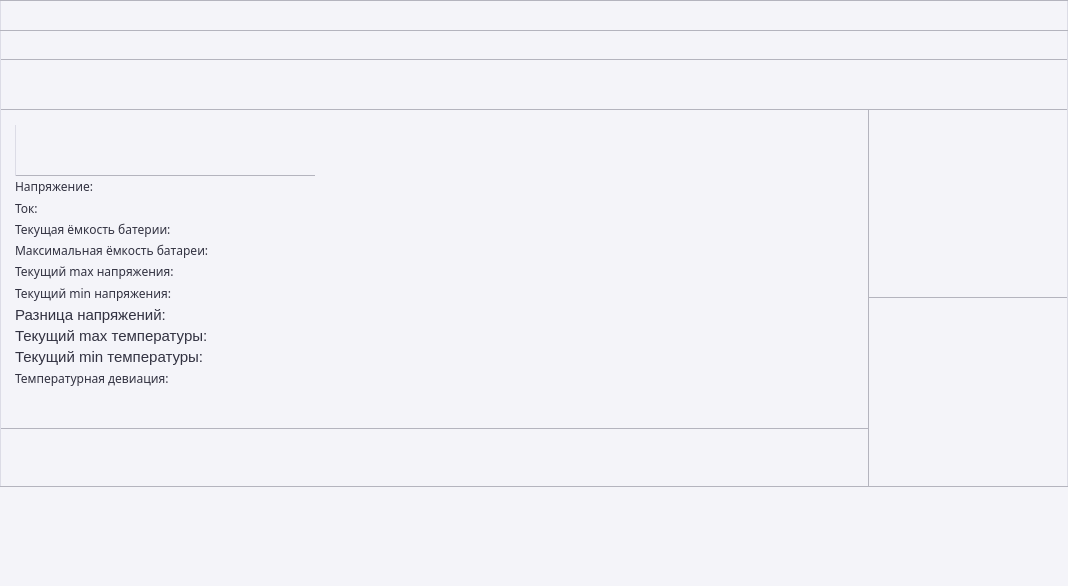
Above: mainwindow.ui from egornovichkov/BatteryStudio before the change. Below: the same form after it.
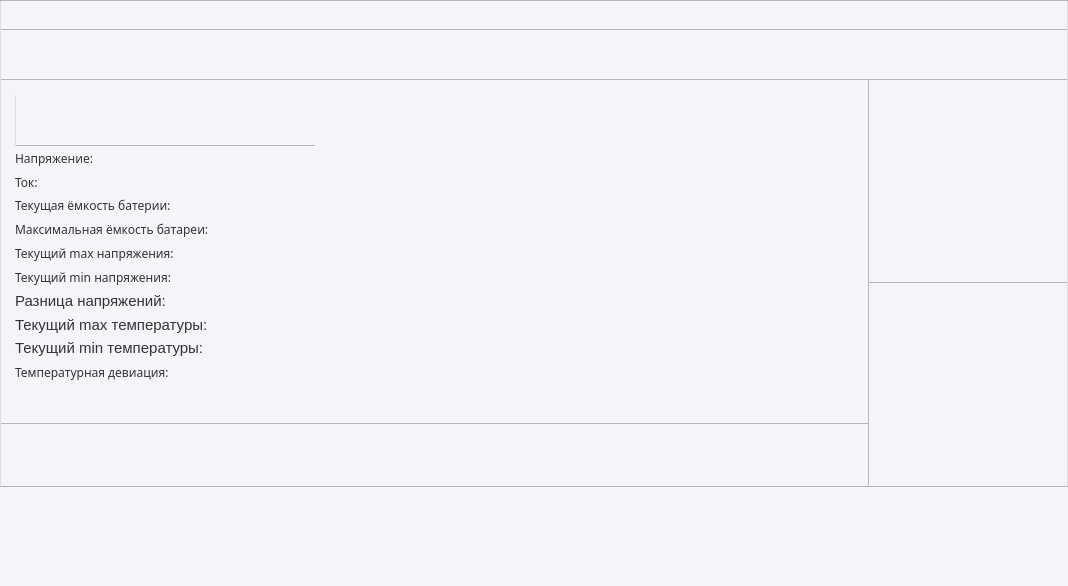
That is the form after the change. Custom widgets are drawn as their Qt base class.

Commit message: UI changes in title bar.

The edit to the form file:
```diff
--- a/mainwindow.ui
+++ b/mainwindow.ui
@@ -41,31 +41,6 @@
     <property name="bottomMargin">
      <number>0</number>
     </property>
-    <item>
-     <widget class="QWidget" name="TitleBarFrame" native="true">
-      <property name="minimumSize">
-       <size>
-        <width>0</width>
-        <height>30</height>
-       </size>
-      </property>
-      <property name="maximumSize">
-       <size>
-        <width>16777215</width>
-        <height>30</height>
-       </size>
-      </property>
-      <property name="styleSheet">
-       <string notr="true">QWidget {
-background-color: rgb(244, 244, 249);
-border-top: 1px solid rgb(180, 180, 190);
-border-right: 1px solid rgb(220, 220, 230);
-border-bottom: 0px solid rgb(180, 180, 190);
-border-left: 1px solid rgb(220, 220, 230);
-}</string>
-      </property>
-     </widget>
-    </item>
     <item>
      <widget class="QWidget" name="ControlPanelWidget" native="true">
       <property name="minimumSize">
```
The commit also changes 12 other files.
